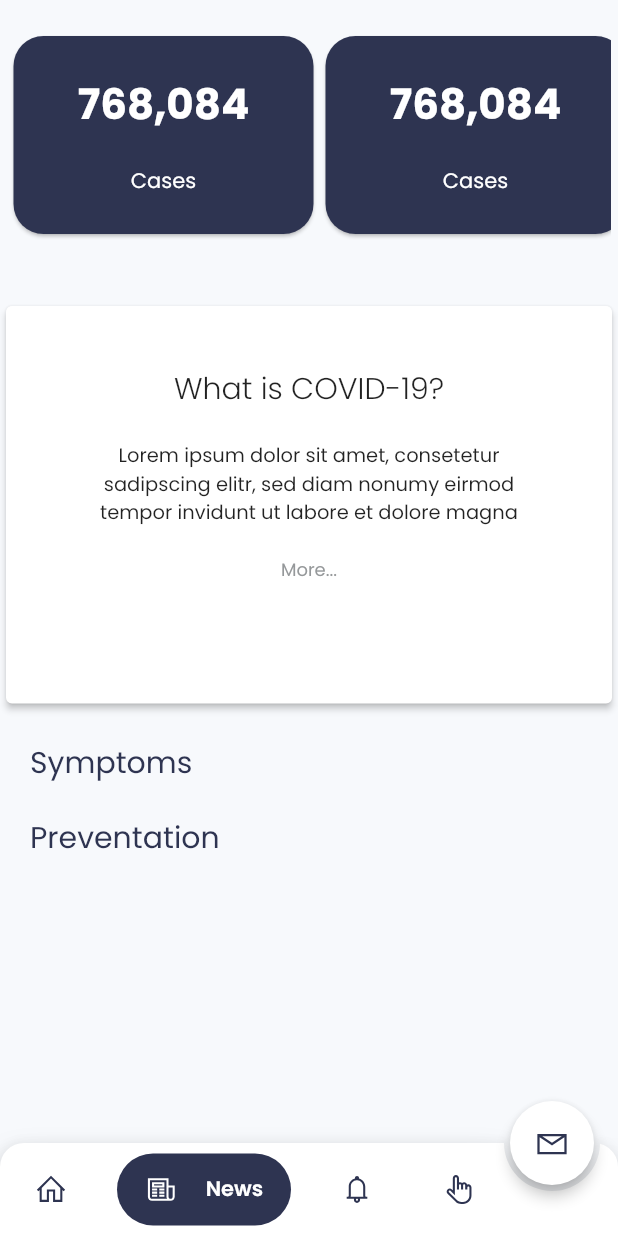
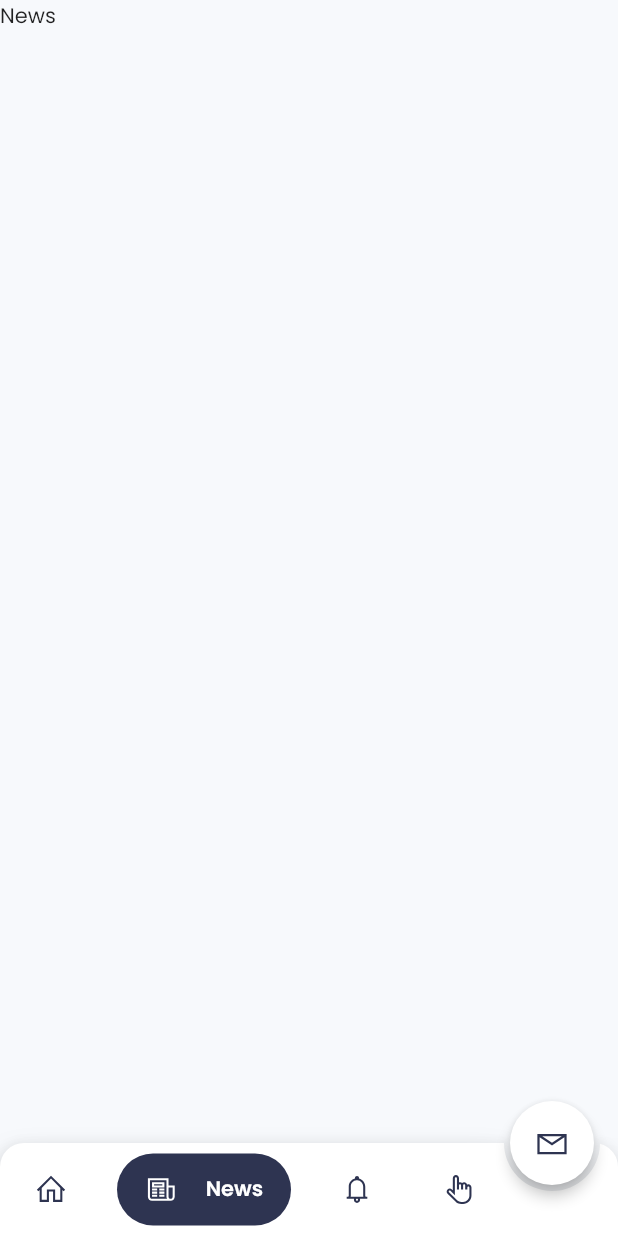
Before and after one commit to nabiloo19/hack-corona-flutter, a Flutter app: the screen it shows after launch, item 2 of the bottom bar chosen, on a phone screen of 412 x 824 dp. Run offline on Flutter 3.47's test engine with Material 2 defaults, Android fonts, the phone set to English and light mode, and no system bars; drawn by our look-alikes of bubble_bottom_bar; our stand-ins replace cached_network_image, fluttertoast, line_icons, logger.

```diff
--- a/lib/app.dart
+++ b/lib/app.dart
@@ -1,5 +1,5 @@
 import 'package:flutter/material.dart';
-import 'package:hackcorona/screens/home_screen.dart';
+import 'package:hackcorona/screens/landing_screen.dart';
 import 'package:hackcorona/utils/colors.dart';
 
 class CoronaApp extends StatelessWidget {
@@ -8,16 +8,16 @@ class CoronaApp extends StatelessWidget {
     return MaterialApp(
       debugShowCheckedModeBanner: false,
       theme: ThemeData(
-      scaffoldBackgroundColor: AppColors.background,
-      bottomAppBarColor: AppColors.white,
-      primaryColor: AppColors.primary,
-      fontFamily: 'Poppins',
-      primaryIconTheme:Theme.of(context).iconTheme.copyWith(color: AppColors.primary),
-
+        scaffoldBackgroundColor: AppColors.background,
+        bottomAppBarColor: AppColors.white,
+        primaryColor: AppColors.primary,
+        fontFamily: 'Poppins',
+        primaryIconTheme:
+            Theme.of(context).iconTheme.copyWith(color: AppColors.primary),
       ),
       title: 'Corona',
       home: SafeArea(
-        child: HomeScreen(),
+        child: LandingScreen(),
       ),
     );
   }
--- /dev/null
+++ b/lib/screens/announcement_screen.dart
@@ -0,0 +1,19 @@
+import 'package:flutter/material.dart';
+
+class AnnouncementScreen extends StatefulWidget {
+  @override
+  _AnnouncementScreenState createState() => _AnnouncementScreenState();
+}
+
+class _AnnouncementScreenState extends State<AnnouncementScreen> {
+  @override
+  Widget build(BuildContext context) {
+    return SingleChildScrollView(
+      child: Column(
+        mainAxisAlignment: MainAxisAlignment.start,
+        crossAxisAlignment: CrossAxisAlignment.start,
+        children: <Widget>[Text('Announcements')],
+      ),
+    );
+  }
+}
--- a/lib/screens/home_screen.dart
+++ b/lib/screens/home_screen.dart
@@ -1,136 +1,16 @@
-import 'package:bubble_bottom_bar/bubble_bottom_bar.dart';
 import 'package:flutter/material.dart';
-import 'package:flutter/rendering.dart';
 import 'package:hackcorona/utils/colors.dart';
-import 'package:hackcorona/utils/logger.dart';
 import 'package:hackcorona/widgets/common/cards.dart';
 import 'package:hackcorona/widgets/common/expanded_text.dart';
-import 'package:line_icons/line_icons.dart';
 
 class HomeScreen extends StatefulWidget {
-  static final String TAG = "HOME";
-
   @override
   _HomeScreenState createState() => _HomeScreenState();
 }
 
 class _HomeScreenState extends State<HomeScreen> {
-  int currentIndex;
-
-  @override
-  void initState() {
-    // TODO: implement initState
-    super.initState();
-    currentIndex = 0;
-  }
-
-  void changePage(int index) {
-    setState(() {
-      currentIndex = index;
-    });
-  }
-
   @override
   Widget build(BuildContext context) {
-    Log.log(HomeScreen.TAG, message: "Home Page is Initialized");
-    return Scaffold(
-//        appBar: AppBar(
-//          backgroundColor: AppColors.background,
-//          elevation: 0.0,
-//        ),
-        floatingActionButton: FloatingActionButton(
-          onPressed: () {},
-          child: Icon(
-            LineIcons.envelope,
-            color: AppColors.primary,
-          ),
-          backgroundColor: Colors.white,
-          elevation: 4,
-        ),
-        floatingActionButtonLocation: FloatingActionButtonLocation.endDocked,
-        bottomNavigationBar: _buildBottomNavBar(),
-        body: _buildBody());
-  }
-
-  _buildBottomNavBar() {
-    return BubbleBottomBar(
-      hasNotch: true,
-      fabLocation: BubbleBottomBarFabLocation.end,
-      opacity: 1,
-      currentIndex: currentIndex,
-      onTap: changePage,
-      borderRadius: BorderRadius.vertical(top: Radius.circular(16)),
-      elevation: 8,
-      iconSize: 22,
-      items: <BubbleBottomBarItem>[
-        BubbleBottomBarItem(
-          backgroundColor: AppColors.primary,
-          icon: Icon(
-            LineIcons.home,
-            color: AppColors.primary,
-          ),
-          activeIcon: Icon(
-            LineIcons.home,
-            color: Colors.white,
-          ),
-          title: Text(
-            "Home",
-            style: TextStyle(color: AppColors.white),
-          ),
-        ),
-        BubbleBottomBarItem(
-          backgroundColor: AppColors.primary,
-          icon: Icon(
-            LineIcons.newspaper_o,
-            color: AppColors.primary,
-          ),
-          activeIcon: Icon(
-            LineIcons.newspaper_o,
-            color: Colors.white,
-          ),
-          title: Text(
-            "News",
-            style: TextStyle(color: AppColors.white),
-          ),
-        ),
-
-        BubbleBottomBarItem(
-          backgroundColor: AppColors.primary,
-          icon: Icon(
-            LineIcons.bell,
-            color: AppColors.primary,
-          ),
-          activeIcon: Icon(
-            LineIcons.bell,
-            color: Colors.white,
-          ),
-          title: Text(
-            "Annonce..",
-            style: TextStyle(color: AppColors.white, fontSize: 10),
-          ),
-        ),
-
-        BubbleBottomBarItem(
-          backgroundColor: AppColors.primary,
-          icon: Icon(
-            LineIcons.hand_pointer_o,
-            color: AppColors.primary,
-          ),
-          activeIcon: Icon(
-            LineIcons.hand_pointer_o,
-            color: Colors.white,
-          ),
-          title: Text(
-            "Volunteer",
-            style: TextStyle(color: AppColors.white, fontSize: 10),
-          ),
-        ),
-
-      ],
-    );
-  }
-
-  _buildBody() {
     return SingleChildScrollView(
       child: Column(
         mainAxisAlignment: MainAxisAlignment.start,
@@ -152,7 +32,7 @@ class _HomeScreenState extends State<HomeScreen> {
         ],
       ),
     );
-  } //_buildBody()
+  }
 
   _buildStatus() {
     return Container(
--- /dev/null
+++ b/lib/screens/landing_screen.dart
@@ -0,0 +1,141 @@
+import 'package:bubble_bottom_bar/bubble_bottom_bar.dart';
+import 'package:flutter/material.dart';
+import 'package:flutter/rendering.dart';
+import 'package:fluttertoast/fluttertoast.dart';
+import 'package:hackcorona/screens/announcement_screen.dart';
+import 'package:hackcorona/screens/home_screen.dart';
+import 'package:hackcorona/screens/news_screen.dart';
+import 'package:hackcorona/screens/volunteer_screen.dart';
+import 'package:hackcorona/utils/colors.dart';
+import 'package:hackcorona/utils/logger.dart';
+import 'package:line_icons/line_icons.dart';
+
+class LandingScreen extends StatefulWidget {
+  static const String TAG = "HOME";
+
+  @override
+  _LandingScreenState createState() => _LandingScreenState();
+}
+
+class _LandingScreenState extends State<LandingScreen> {
+  int currentIndex;
+
+  @override
+  void initState() {
+    super.initState();
+    currentIndex = 0;
+  }
+
+  List<Widget> _screens = <Widget>[
+    HomeScreen(),
+    NewsScreen(),
+    AnnouncementScreen(),
+    VolunteerScreen(),
+  ];
+
+  void changePage(int index) {
+    setState(() {
+      currentIndex = index;
+    });
+  }
+
+  @override
+  Widget build(BuildContext context) {
+    Log.log(LandingScreen.TAG, message: "Home Page is Initialized");
+    return Scaffold(
+      // appBar: AppBar(
+      //   backgroundColor: AppColors.background,
+      //   elevation: 0.0,
+      // ),
+      floatingActionButton: FloatingActionButton(
+        onPressed: () {
+          Fluttertoast.showToast(msg: 'Messages');
+        },
+        child: Icon(
+          LineIcons.envelope,
+          color: AppColors.primary,
+        ),
+        backgroundColor: Colors.white,
+        elevation: 4,
+      ),
+      floatingActionButtonLocation: FloatingActionButtonLocation.endDocked,
+      bottomNavigationBar: _buildBottomNavBar(),
+      body: _screens.elementAt(currentIndex),
+    );
+  }
+
+  _buildBottomNavBar() {
+    return BubbleBottomBar(
+      hasNotch: true,
+      fabLocation: BubbleBottomBarFabLocation.end,
+      opacity: 1,
+      currentIndex: currentIndex,
+      onTap: changePage,
+      borderRadius: BorderRadius.vertical(top: Radius.circular(16)),
+      elevation: 8,
+      iconSize: 22,
+      items: <BubbleBottomBarItem>[
+        BubbleBottomBarItem(
+          backgroundColor: AppColors.primary,
+          icon: Icon(
+            LineIcons.home,
+            color: AppColors.primary,
+          ),
+          activeIcon: Icon(
+            LineIcons.home,
+            color: Colors.white,
+          ),
+          title: Text(
+            "Home",
+            style: TextStyle(color: AppColors.white),
+          ),
+        ),
+        BubbleBottomBarItem(
+          backgroundColor: AppColors.primary,
+          icon: Icon(
+            LineIcons.newspaper_o,
+            color: AppColors.primary,
+          ),
+          activeIcon: Icon(
+            LineIcons.newspaper_o,
+            color: Colors.white,
+          ),
+          title: Text(
+            "News",
+            style: TextStyle(color: AppColors.white),
+          ),
+        ),
+        BubbleBottomBarItem(
+          backgroundColor: AppColors.primary,
+          icon: Icon(
+            LineIcons.bell,
+            color: AppColors.primary,
+          ),
+          activeIcon: Icon(
+            LineIcons.bell,
+            color: Colors.white,
+          ),
+          title: Text(
+            "Announce..",
+            style: TextStyle(color: AppColors.white, fontSize: 10),
+          ),
+        ),
+        BubbleBottomBarItem(
+          backgroundColor: AppColors.primary,
+          icon: Icon(
+            LineIcons.hand_pointer_o,
+            color: AppColors.primary,
+          ),
+          activeIcon: Icon(
+            LineIcons.hand_pointer_o,
+            color: Colors.white,
+          ),
+          title: Text(
+            "Volunteer",
+            style: TextStyle(color: AppColors.white, fontSize: 10),
+          ),
+        ),
+      ],
+    );
+  }
+}
--- /dev/null
+++ b/lib/screens/news_screen.dart
@@ -0,0 +1,19 @@
+import 'package:flutter/material.dart';
+
+class NewsScreen extends StatefulWidget {
+  @override
+  _NewsScreenState createState() => _NewsScreenState();
+}
+
+class _NewsScreenState extends State<NewsScreen> {
+  @override
+  Widget build(BuildContext context) {
+    return SingleChildScrollView(
+      child: Column(
+        mainAxisAlignment: MainAxisAlignment.start,
+        crossAxisAlignment: CrossAxisAlignment.start,
+        children: <Widget>[Text('News')],
+      ),
+    );
+  }
+}
--- /dev/null
+++ b/lib/screens/volunteer_screen.dart
@@ -0,0 +1,19 @@
+import 'package:flutter/material.dart';
+
+class VolunteerScreen extends StatefulWidget {
+  @override
+  _VolunteerScreenState createState() => _VolunteerScreenState();
+}
+
+class _VolunteerScreenState extends State<VolunteerScreen> {
+  @override
+  Widget build(BuildContext context) {
+    return SingleChildScrollView(
+      child: Column(
+        mainAxisAlignment: MainAxisAlignment.start,
+        crossAxisAlignment: CrossAxisAlignment.start,
+        children: <Widget>[Text('Volunteer')],
+      ),
+    );
+  }
+}
```
